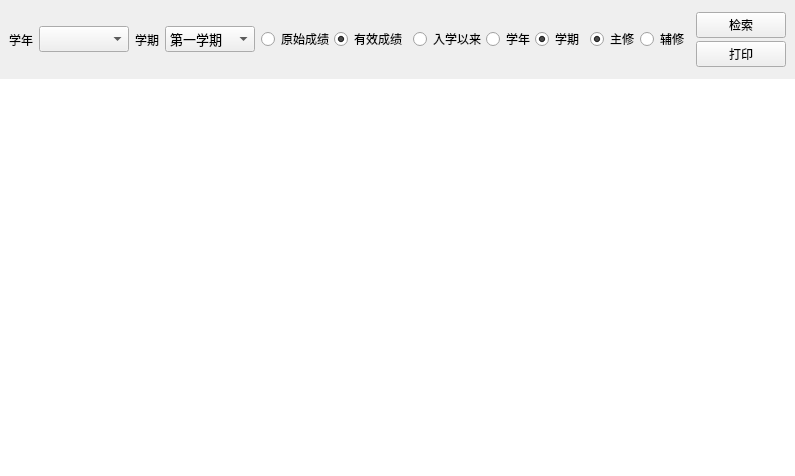
This is Qt-Zhku-Client/QueryScore_Ui.ui in yujiecong/Qt-Zhku-Client as Qt 5 draws it before an edit. The edited form follows.
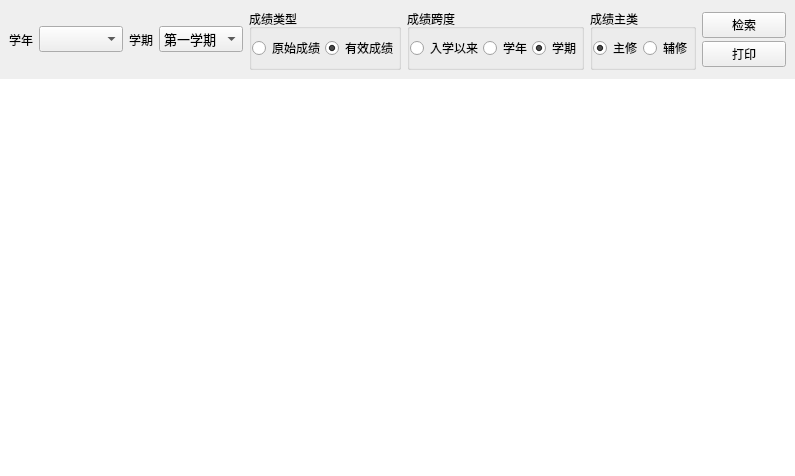
This is the edited form.

```diff
--- a/Qt-Zhku-Client/QueryScore_Ui.ui
+++ b/Qt-Zhku-Client/QueryScore_Ui.ui
@@ -143,7 +143,10 @@
            </widget>
           </item>
           <item>
-           <widget class="QWidget" name="widget" native="true">
+           <widget class="QGroupBox" name="groupBox">
+            <property name="title">
+             <string>成绩类型</string>
+            </property>
             <layout class="QHBoxLayout" name="horizontalLayout">
              <property name="spacing">
               <number>0</number>
@@ -193,7 +196,10 @@
            </widget>
           </item>
           <item>
-           <widget class="QWidget" name="widget_4" native="true">
+           <widget class="QGroupBox" name="groupBox_4">
+            <property name="title">
+             <string>成绩跨度</string>
+            </property>
             <layout class="QHBoxLayout" name="horizontalLayout_4">
              <property name="spacing">
               <number>0</number>
@@ -256,12 +262,15 @@
            </widget>
           </item>
           <item>
-           <widget class="QWidget" name="widget_3" native="true">
+           <widget class="QGroupBox" name="groupBox_3">
             <property name="font">
              <font>
               <pointsize>9</pointsize>
              </font>
             </property>
+            <property name="title">
+             <string>成绩主类</string>
+            </property>
             <layout class="QHBoxLayout" name="horizontalLayout_3">
              <property name="spacing">
               <number>0</number>
```
